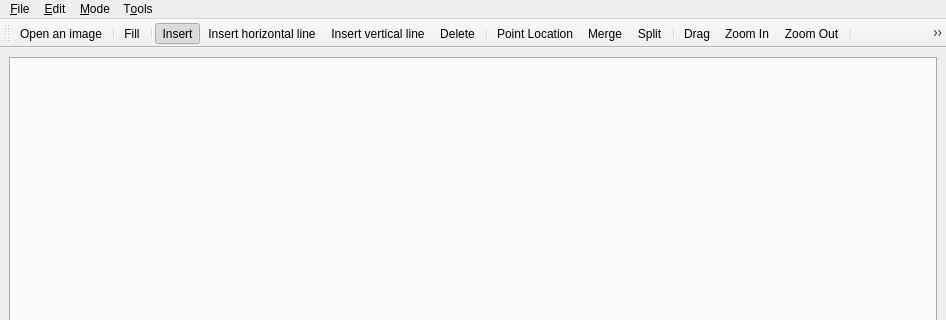
oliviertournaire/QLabelling, file demo/Arrangement_on_surface_2/qt/ArrangementDemoWindow.ui: the form before one commit; both pictures show x 0 to 946 and y 0 to 320 of the 946 by 600 pixel window.
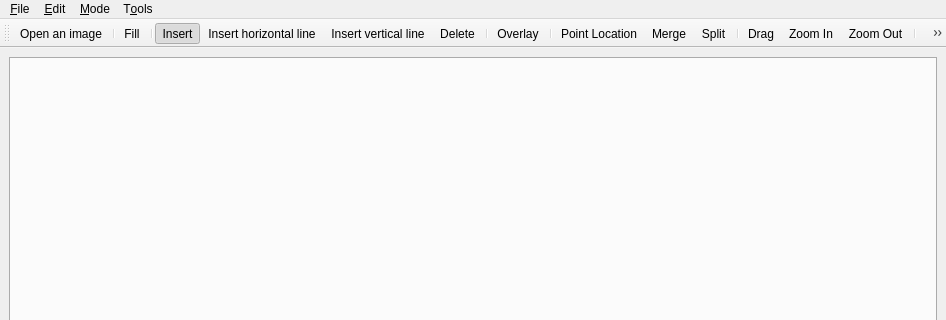
The form after the commit. Icons and pictures are not drawn.

Commit message: #30 Added a dummy "clean" action

```diff
--- a/demo/Arrangement_on_surface_2/qt/ArrangementDemoWindow.ui
+++ b/demo/Arrangement_on_surface_2/qt/ArrangementDemoWindow.ui
@@ -48,6 +48,8 @@
    <addaction name="actionInsert_vertical_line"/>
    <addaction name="actionDelete"/>
    <addaction name="separator"/>
+   <addaction name="actionClean"/>
+   <addaction name="separator"/>
    <addaction name="actionPointLocation"/>
    <addaction name="actionMerge"/>
    <addaction name="actionSplit"/>
@@ -268,6 +270,15 @@
     <string>&amp;Overlay...</string>
    </property>
   </action>
+  <action name="actionClean">
+   <property name="icon">
+    <iconset resource="../rc/ArrangementDemoWindow.qrc">
+     <normaloff>:/QLabelling/edit-clear.png</normaloff>:/QLabelling/edit-clear.png</iconset>
+   </property>
+   <property name="text">
+    <string>&amp;Overlay...</string>
+   </property>
+  </action>
   <action name="actionPreferences">
    <property name="icon">
     <iconset resource="../rc/ArrangementDemoWindow.qrc">
```
Left out of the diff: 1 changed line with no effect on the pictures. The commit also changes 2 other files.
